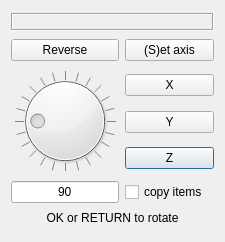
Above: dialogz/rotAround.ui from oddtopus/dodo before the change. Below: the same form after it.
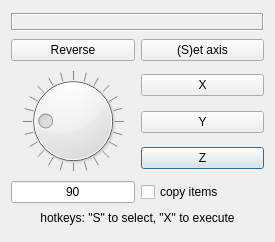
That is the form after the change.

```diff
--- a/dialogz/rotAround.ui
+++ b/dialogz/rotAround.ui
@@ -6,7 +6,7 @@
    <rect>
     <x>0</x>
     <y>0</y>
-    <width>225</width>
+    <width>275</width>
     <height>242</height>
    </rect>
   </property>
@@ -220,7 +220,7 @@
       </size>
      </property>
      <property name="text">
-      <string>OK or RETURN to rotate</string>
+      <string>hotkeys: &quot;S&quot; to select, &quot;X&quot; to execute</string>
      </property>
      <property name="alignment">
       <set>Qt::AlignCenter</set>
```
